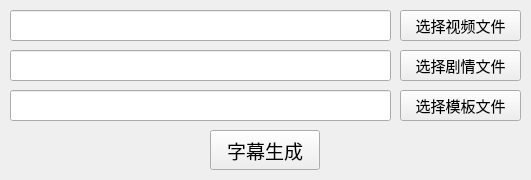
Old version of the form GUI Pages/run_ass.ui in the repository Hart-160/ass-automation.
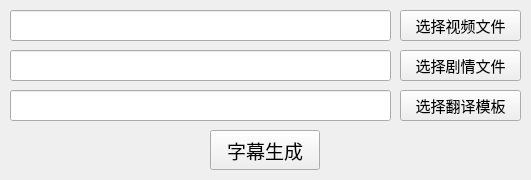
New version of the form.

The edit to the form file:
```diff
--- a/GUI Pages/run_ass.ui
+++ b/GUI Pages/run_ass.ui
@@ -48,7 +48,7 @@
      </font>
     </property>
     <property name="text">
-     <string>选择模板文件</string>
+     <string>选择翻译模板</string>
     </property>
    </widget>
    <widget class="QPushButton" name="choose_video">
```
